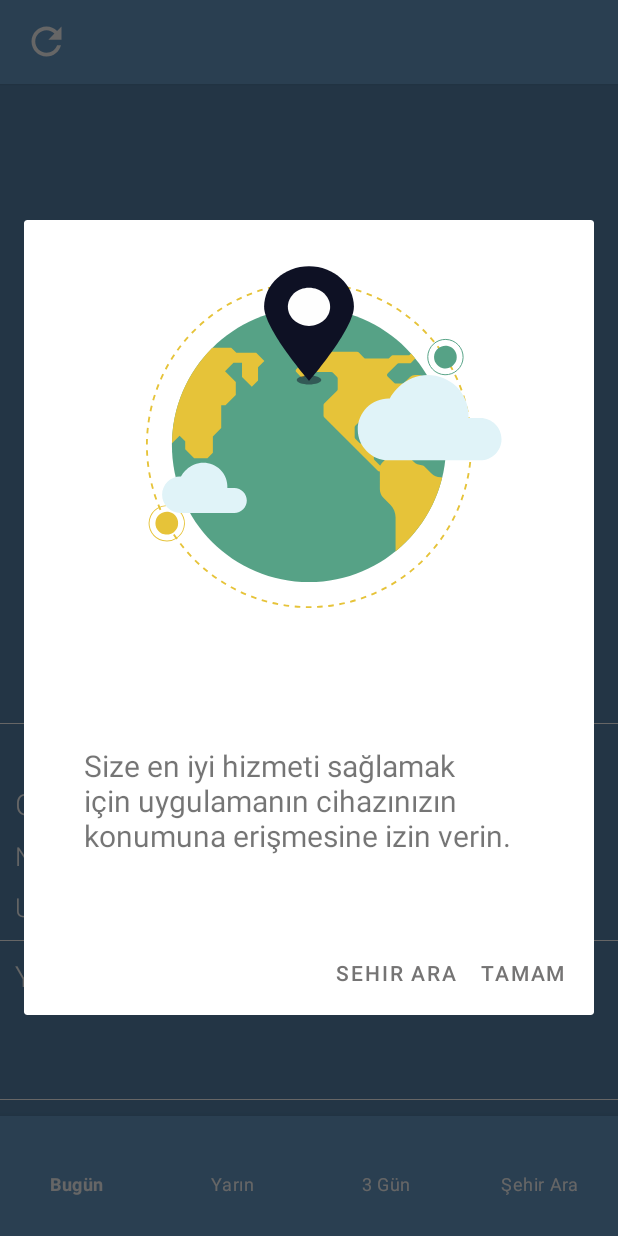
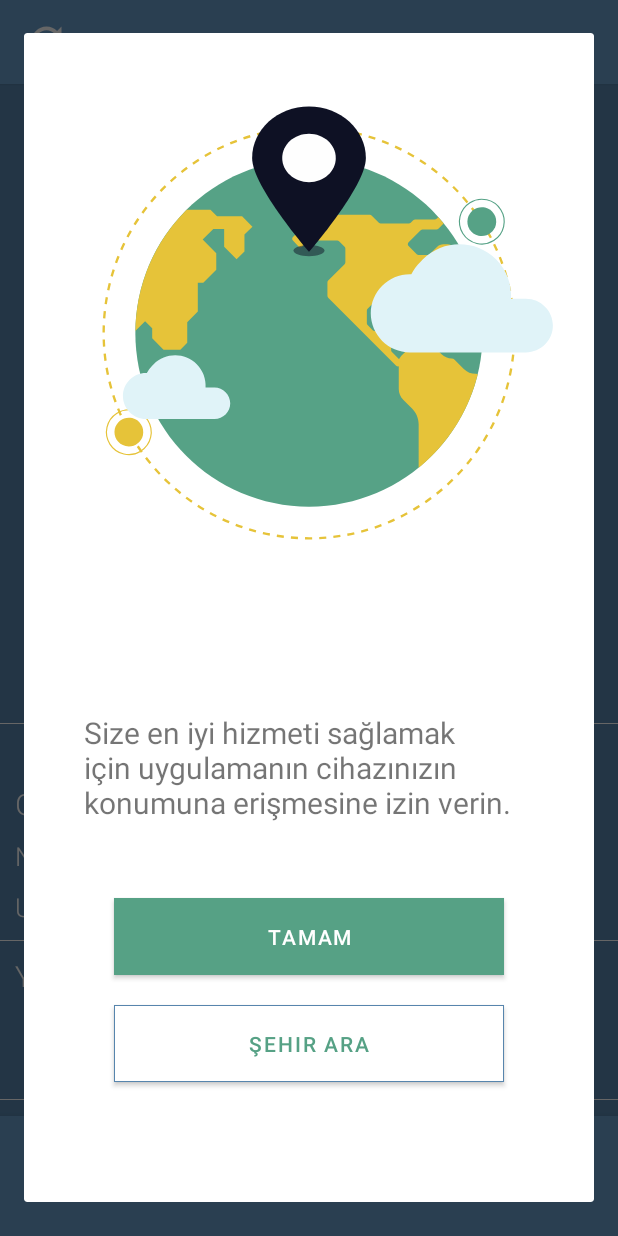
Before and after one commit to busramacak/WeatherForecast, an Android app: the screen it shows after launch (MainActivity), after a tap on "Mevcut Konum", on a phone screen of 412 x 824 dp. Run offline under Robolectric (Android 15) with nearby library versions, the phone set to English and light mode, and no system bars; our stand-ins replace data binding, navigation-ui.

```diff
--- a/app/src/main/java/com/bmprj/weatherforecast/ui/fragment/TodayFragment.kt
+++ b/app/src/main/java/com/bmprj/weatherforecast/ui/fragment/TodayFragment.kt
@@ -8,7 +8,6 @@ import android.content.pm.PackageManager
 import android.location.Location
 import android.location.LocationManager
 import android.os.Build
-import android.text.Html
 import android.view.View
 import android.widget.Button
 import android.widget.Toast
@@ -27,9 +26,6 @@ import com.bmprj.weatherforecast.databinding.FragmentTodayBinding
 import com.bmprj.weatherforecast.ui.base.BaseFragment
 import com.bmprj.weatherforecast.viewmodel.TodayViewModel
 import com.google.android.gms.location.LocationServices
-import kotlinx.coroutines.CoroutineScope
-import kotlinx.coroutines.Dispatchers
-import kotlinx.coroutines.Job
 import java.time.LocalDateTime
 import java.time.format.DateTimeFormatter
 import java.util.*
@@ -40,8 +36,6 @@ class TodayFragment : BaseFragment<FragmentTodayBinding>(R.layout.fragment_today
     private val hourlyAdapter = HourlyAdapter(arrayListOf())
     private val rainyAdapter = RainyAdapter(arrayListOf())
     private val windAdapter = WindAdapter(arrayListOf())
-    private val job = Job()
-    private val scope  = CoroutineScope(job + Dispatchers.Main)
 
 
     @RequiresApi(Build.VERSION_CODES.Q)
@@ -233,32 +227,24 @@ class TodayFragment : BaseFragment<FragmentTodayBinding>(R.layout.fragment_today
     @RequiresApi(Build.VERSION_CODES.Q)
     @SuppressLint("MissingInflatedId", "InflateParams")
     fun islocationenabled(view:View){
+        val v =layoutInflater.inflate(R.layout.alert_dialog_layout,null)
         val  alertDialog = AlertDialog.Builder(requireContext())
-            .setView(layoutInflater.inflate(R.layout.alert_dialog_layout,null))
+            .setView(v)
             .setCancelable(false)
-            .setPositiveButton(Html.fromHtml("<font color='#757474'>"+"Tamam"+"</font>"),null)
-            .setNegativeButton(Html.fromHtml("<font color='#757474'>"+"Sehir Ara"+"</font>")) { DialogInterface, which: Int ->
-                Navigation.findNavController(binding.animationView).navigate(R.id.searchFragment)
-            }
+            .create()
 
-            .create()
         alertDialog.setOnShowListener{
-            val button = (alertDialog as AlertDialog).getButton(AlertDialog.BUTTON_POSITIVE)
-            button.setOnClickListener {
+            val btnpoz = v.findViewById<Button>(R.id.tryyy)
+            val btnneg = v.findViewById<Button>(R.id.searchcityy)
+            btnpoz.setOnClickListener {
                 requestPermissions(view)
                 if(checkPermissions(view)){
                     if(!(view.context.getSystemService(Context.LOCATION_SERVICE) as LocationManager).isProviderEnabled(LocationManager.GPS_PROVIDER)) {
 
-                        val vieww = layoutInflater.inflate(R.layout.fragment_location_is_of_,null)
+                        val vieww = layoutInflater.inflate(R.layout.location_is_of,null)
                         val  alert = AlertDialog.Builder(requireContext())
                             .setView(vieww)
                             .setCancelable(false)
-//                            .setPositiveButton(resources.getResourceName(R.id.tryy),null)
-//                            .setNegativeButton(Html.fromHtml("<font color='#757474'>"+"Sehir Ara"+"</font>")) { DialogInterface, which: Int ->
-//                                Navigation.findNavController(binding.animationView).navigate(R.id.searchFragment)
-//                                Toast.makeText(requireContext(),"negatf",Toast.LENGTH_LONG).show()
-//
-//                            }
                             .create()
 
 
@@ -277,23 +263,20 @@ class TodayFragment : BaseFragment<FragmentTodayBinding>(R.layout.fragment_today
                            alert.dismiss()
                         }
 
-
-
                         alert.show()
                         alertDialog.dismiss()
+                    }
+                }
+            }
 
-
-                    }
-
-
-                }
+            btnneg.setOnClickListener {
+                Navigation.findNavController(binding.animationView).navigate(R.id.searchFragment)
+                Toast.makeText(requireContext(),"negatf",Toast.LENGTH_LONG).show()
+                alertDialog.dismiss()
             }
         }
 
-
         alertDialog.show()
-
-
     }
 
 
--- a/app/src/main/res/layout/alert_dialog_layout.xml
+++ b/app/src/main/res/layout/alert_dialog_layout.xml
@@ -1,19 +1,23 @@
 <?xml version="1.0" encoding="utf-8"?>
-<androidx.constraintlayout.widget.ConstraintLayout xmlns:android="http://schemas.android.com/apk/res/android"
+
+<FrameLayout xmlns:android="http://schemas.android.com/apk/res/android"
     xmlns:app="http://schemas.android.com/apk/res-auto"
     android:layout_width="match_parent"
-    android:layout_height="wrap_content">
+    android:layout_height="match_parent">
+
+
+<androidx.constraintlayout.widget.ConstraintLayout
+    android:layout_width="match_parent"
+    android:layout_height="match_parent">
 
     <com.airbnb.lottie.LottieAnimationView
         android:id="@+id/anim"
         android:layout_width="match_parent"
-        android:layout_height="300dp"
-        app:layout_constraintBottom_toTopOf="@+id/textView"
+        android:layout_height="400dp"
         app:layout_constraintEnd_toEndOf="parent"
         app:layout_constraintStart_toStartOf="parent"
         app:layout_constraintTop_toTopOf="parent"
         app:lottie_autoPlay="true"
-        android:layout_marginBottom="50dp"
         app:lottie_loop="true"
         app:lottie_rawRes="@raw/locationn"/>
 
@@ -21,11 +25,47 @@
         android:id="@+id/textView"
         android:layout_width="300dp"
         android:layout_height="wrap_content"
-        android:layout_marginTop="300dp"
         android:text="@string/location_enabled_request"
         android:textSize="20sp"
+        android:layout_marginBottom="200dp"
         app:layout_constraintBottom_toBottomOf="parent"
         app:layout_constraintEnd_toEndOf="parent"
         app:layout_constraintStart_toStartOf="parent"
-        app:layout_constraintTop_toTopOf="parent" />
+        app:layout_constraintTop_toBottomOf="@+id/anim" />
+
+    <Button
+        android:id="@+id/tryyy"
+        android:layout_width="match_parent"
+        android:layout_height="wrap_content"
+        android:layout_marginLeft="60dp"
+        android:layout_marginRight="60dp"
+        android:layout_marginTop="50dp"
+        android:background="#56A185"
+        android:paddingVertical="10dp"
+        android:text="@string/ok"
+        app:backgroundTint="@null"
+        app:layout_constraintEnd_toEndOf="parent"
+        app:layout_constraintStart_toStartOf="parent"
+        app:layout_constraintTop_toBottomOf="@+id/textView" />
+
+    <Button
+        android:id="@+id/searchcityy"
+        android:layout_width="match_parent"
+        android:layout_height="wrap_content"
+        android:layout_marginLeft="60dp"
+        android:layout_marginTop="20dp"
+        android:layout_marginRight="60dp"
+        android:layout_marginBottom="80dp"
+        android:background="@drawable/line"
+        android:paddingVertical="10dp"
+        android:text="@string/search"
+        android:textColor="#56A185"
+        app:backgroundTint="@null"
+        app:layout_constraintBottom_toBottomOf="parent"
+        app:layout_constraintEnd_toEndOf="parent"
+        app:layout_constraintStart_toStartOf="parent"
+        app:layout_constraintTop_toBottomOf="@+id/tryyy" />
 </androidx.constraintlayout.widget.ConstraintLayout>
+
+
+</FrameLayout>
--- a/app/src/main/res/layout/fragment_location_is_of_.xml
+++ b/app/src/main/res/layout/location_is_of.xml
@@ -1,9 +1,7 @@
 <?xml version="1.0" encoding="utf-8"?>
-
 
 <FrameLayout android:layout_width="match_parent"
     android:layout_height="match_parent"
-    xmlns:tools="http://schemas.android.com/tools"
     xmlns:app="http://schemas.android.com/apk/res-auto"
     android:id="@+id/location_is_of_Fragment"
     xmlns:android="http://schemas.android.com/apk/res/android">
@@ -59,7 +57,6 @@
                 android:layout_width="match_parent"
                 android:layout_height="wrap_content"
                 android:text="@string/search"
-                android:onClick="onClick"
                 android:textColor="@color/cloudBackground"
                 android:paddingVertical="20dp"
                 android:layout_marginLeft="50dp"
--- a/app/src/main/res/values/strings.xml
+++ b/app/src/main/res/values/strings.xml
@@ -4,7 +4,7 @@
     <string name="hello_blank_fragment">Hello blank fragment</string>
 
     <string name="lang">tr</string>
-    <string name="yukleniyor">Yükleniyor...</string>
+    <string name="yukleniyor">Yükleniyor…</string>
     <string name="mevcutKonum">Mevcut Konum</string>
     <string name="no">HAYIR</string>
     <string name="openSettings">AYARLARI AÇ</string>
@@ -39,4 +39,5 @@
     <string name="location_enabled_request">Size en iyi hizmeti sağlamak için uygulamanın cihazınızın konumuna erişmesine izin verin.</string>
     <string name="location_permission">Konum verisi alınamıyor. Lütfen cihazınızın konumunu açıp yeniden deneyin.</string>
     <string name="tryagain">Yeniden Deneyin</string>
+    <string name="ok">Tamam</string>
 </resources>
```
Also changed, not shown: app/src/main/res/layout/location_is_off.xml (deleted, +0 -31 lines), 1 other file.
